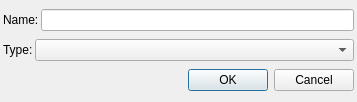
Qt form Lib/Net/Obj_Prop_Create_Dialog.ui (break11/AutoStorage) before a commit.
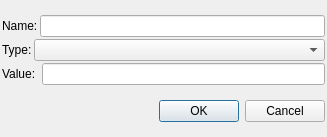
The same form after that commit.

What changed in the file:
```diff
--- a/Lib/Net/Obj_Prop_Create_Dialog.ui
+++ b/Lib/Net/Obj_Prop_Create_Dialog.ui
@@ -6,8 +6,8 @@
    <rect>
     <x>0</x>
     <y>0</y>
-    <width>357</width>
-    <height>102</height>
+    <width>327</width>
+    <height>137</height>
    </rect>
   </property>
   <property name="windowTitle">
@@ -18,20 +18,20 @@
     <number>2</number>
    </property>
    <property name="leftMargin">
-    <number>3</number>
+    <number>2</number>
    </property>
    <property name="topMargin">
-    <number>3</number>
+    <number>2</number>
    </property>
    <property name="rightMargin">
-    <number>3</number>
+    <number>2</number>
    </property>
    <property name="bottomMargin">
-    <number>3</number>
+    <number>2</number>
    </property>
    <item>
-    <layout class="QHBoxLayout" name="horizontalLayout">
-     <item>
+    <layout class="QGridLayout" name="gridLayout">
+     <item row="0" column="0" colspan="2">
       <widget class="QLabel" name="lbName">
        <property name="sizePolicy">
         <sizepolicy hsizetype="Maximum" vsizetype="Preferred">
@@ -44,14 +44,10 @@
        </property>
       </widget>
      </item>
-     <item>
+     <item row="0" column="2" colspan="2">
       <widget class="QLineEdit" name="leName"/>
      </item>
-    </layout>
-   </item>
-   <item>
-    <layout class="QHBoxLayout" name="horizontalLayout_2">
-     <item>
+     <item row="1" column="0">
       <widget class="QLabel" name="lbType">
        <property name="sizePolicy">
         <sizepolicy hsizetype="Maximum" vsizetype="Preferred">
@@ -64,19 +60,35 @@
        </property>
       </widget>
      </item>
-     <item>
+     <item row="1" column="1" colspan="3">
       <widget class="QComboBox" name="cbType"/>
      </item>
+     <item row="2" column="0" colspan="3">
+      <widget class="QLabel" name="lbValue">
+       <property name="text">
+        <string>Value:</string>
+       </property>
+      </widget>
+     </item>
+     <item row="2" column="3">
+      <widget class="QLineEdit" name="edValue"/>
+     </item>
     </layout>
    </item>
    <item>
     <widget class="QDialogButtonBox" name="buttonBox">
+     <property name="layoutDirection">
+      <enum>Qt::LeftToRight</enum>
+     </property>
      <property name="orientation">
       <enum>Qt::Horizontal</enum>
      </property>
      <property name="standardButtons">
       <set>QDialogButtonBox::Cancel|QDialogButtonBox::Ok</set>
      </property>
+     <property name="centerButtons">
+      <bool>false</bool>
+     </property>
     </widget>
    </item>
   </layout>
```
